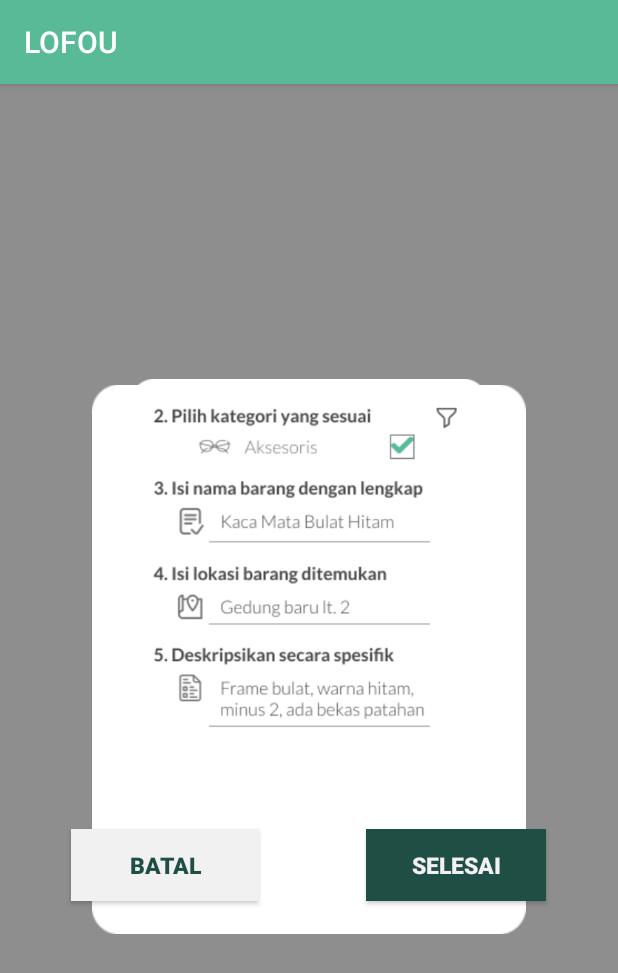
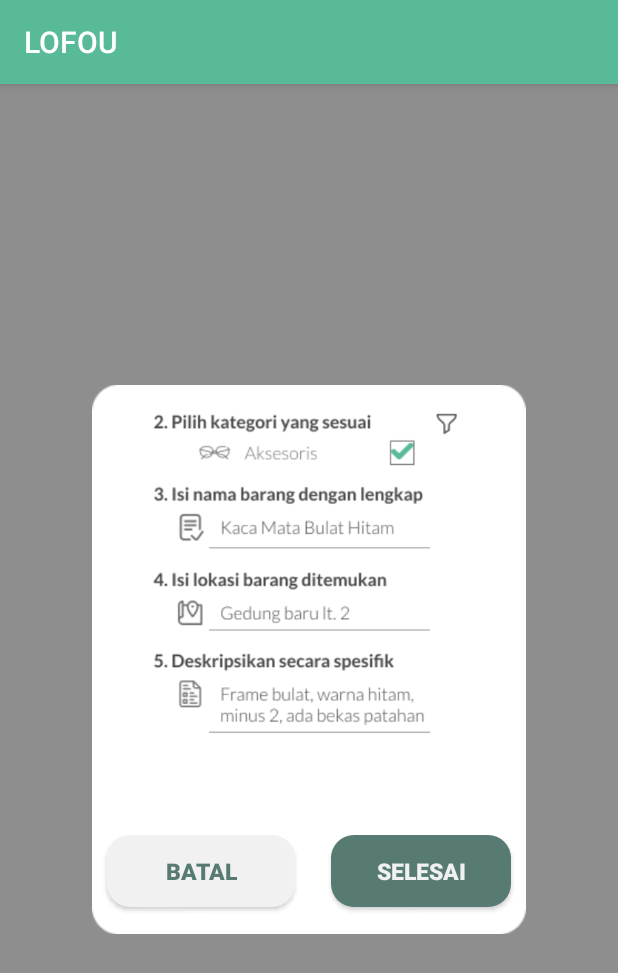
Before and after one commit to muhamadirwan99/lofouproject, an Android app: the FoundT2 screen opened directly, with no data from a screen before it, on a phone screen of 412 x 824 dp. Shown: the top 973 px of the screen. Run offline under Robolectric (Android 15) with nearby library versions, the phone set to English and light mode, and no system bars.

Commit message:
manambahkan warna pada colors.xml dan mengubah tampilan pada activity_found_t1.xml dan activity_found_t2.xml

```diff
--- a/app/src/main/res/layout/activity_found_t2.xml
+++ b/app/src/main/res/layout/activity_found_t2.xml
@@ -17,41 +17,42 @@
     <ImageView
         android:id="@+id/imageView23"
         android:layout_width="wrap_content"
+        android:layout_alignLeft="@+id/view7"
+        android:layout_alignRight="@+id/view7"
         android:layout_height="300dp"
         android:layout_alignTop="@+id/view7"
         android:layout_centerHorizontal="true"
+        android:layout_marginTop="4dp"
         app:srcCompat="@drawable/found_t2" />
 
     <Button
-        android:id="@+id/button10"
+        android:id="@+id/button4"
         android:layout_width="125dp"
         android:layout_height="wrap_content"
-        android:layout_alignParentStart="true"
         android:layout_below="@+id/imageView23"
-        android:layout_marginStart="47dp"
-        android:background="@color/colorbtnmasuk"
+        android:layout_marginLeft="10dp"
+        android:layout_alignLeft="@+id/view7"
+        android:background="@drawable/costum_button"
         android:onClick="batal"
         android:text="Batal"
-        android:textColor="@color/colorPrimaryDark"
+        android:textColor="@color/text"
         android:textSize="15sp"
         android:textStyle="bold"
-        android:layout_alignParentLeft="true"
-        android:layout_marginLeft="47dp" />
+        />
 
     <Button
         android:id="@+id/button11"
         android:layout_width="120dp"
         android:layout_height="wrap_content"
-        android:layout_alignParentEnd="true"
         android:layout_below="@+id/imageView23"
-        android:layout_marginEnd="48dp"
-        android:background="@color/colorPrimaryDark"
+        android:layout_alignRight="@+id/view7"
+        android:layout_marginRight="10dp"
+        android:background="@drawable/costum_button2"
         android:onClick="Next"
         android:text="Selesai"
         android:textColor="@color/colorbtnmasuk"
         android:textSize="15sp"
         android:textStyle="bold"
-        android:layout_alignParentRight="true"
-        android:layout_marginRight="48dp" />
+        />
 
 </RelativeLayout>
--- a/app/src/main/res/values/colors.xml
+++ b/app/src/main/res/values/colors.xml
@@ -12,5 +12,6 @@
     <color name="label">#464646</color>
     <color name="texthadiah">#000000</color>
     <color name="post">#464646</color>
+    <color name="text">#577a73</color>
 
 </resources>
```
Also changed, not shown: app/src/main/res/layout/activity_found_t1.xml (+11 -11 lines).
